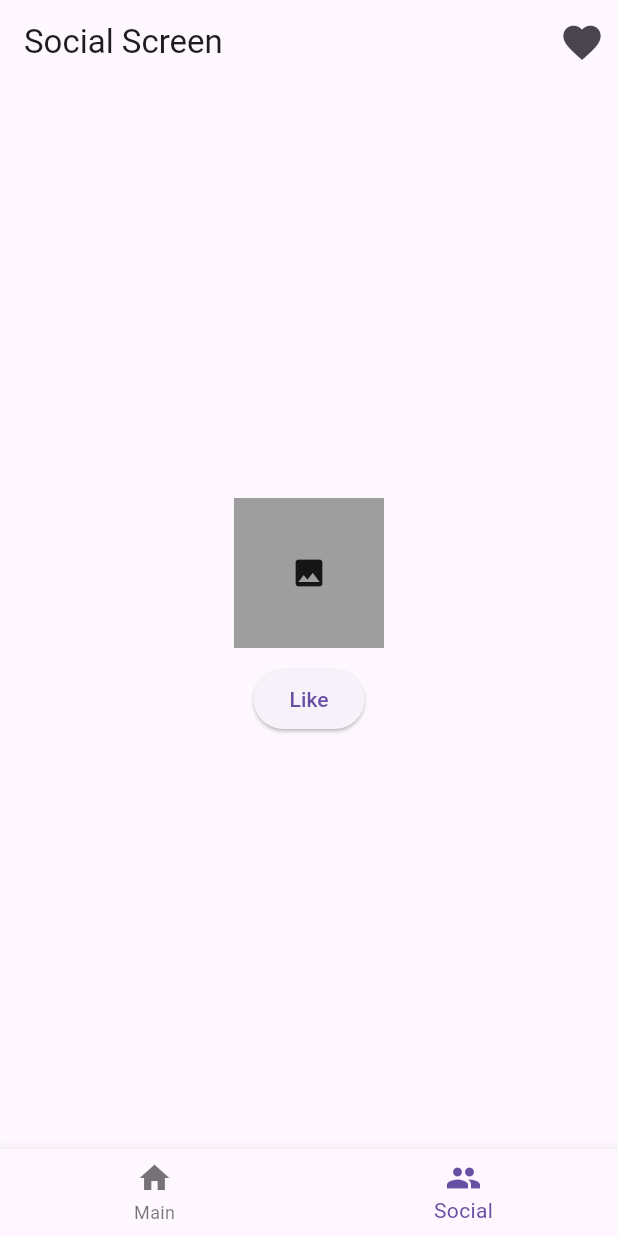
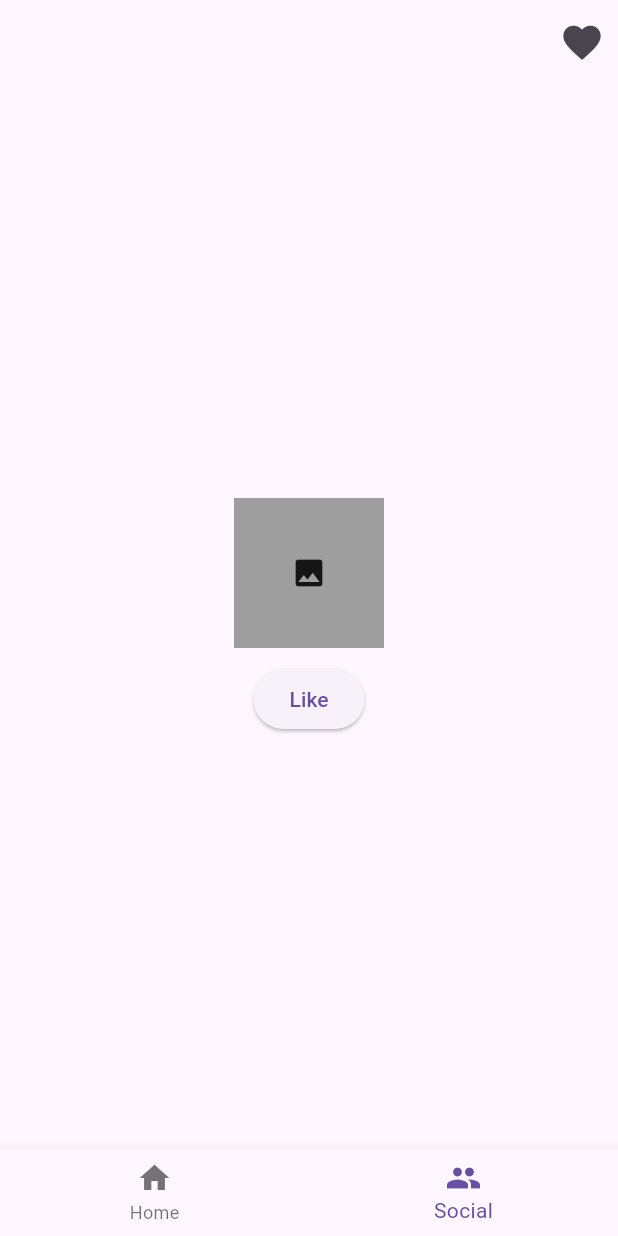
Before and after one commit to kolbevich/harry-likes-sally-example, a Flutter app: the screen it shows after launch, item 2 of the bottom bar chosen, on a phone screen of 412 x 824 dp. Run offline on Flutter 3.47's test engine with Material 3 defaults, Android fonts, the phone set to English and light mode, and no system bars; our stand-ins replace firebase_auth, firebase_core, graphql_flutter; accounts and stored records are empty; generated files the repository leaves out were written again; network calls fail.

Commit message:
fix(ui): removed title

```diff
--- a/lib/main.dart
+++ b/lib/main.dart
@@ -54,7 +54,7 @@ class _MeetCuteHomeState extends State<MeetCuteHome> {
         items: [
           BottomNavigationBarItem(
             icon: Icon(Icons.home),
-            label: 'Main',
+            label: 'Home',
           ),
           BottomNavigationBarItem(
             icon: Icon(Icons.people),
--- a/lib/screens/main_screen.dart
+++ b/lib/screens/main_screen.dart
@@ -6,7 +6,6 @@ class MainScreen extends StatelessWidget {
   Widget build(BuildContext context) {
     return Scaffold(
       appBar: AppBar(
-        title: Text('Main Screen'),
         actions: [
           IconButton(
             key: AppKeys.loginButton,
--- a/lib/screens/social_screen.dart
+++ b/lib/screens/social_screen.dart
@@ -8,7 +8,6 @@ class SocialScreen extends StatelessWidget {
   Widget build(BuildContext context) {
     return Scaffold(
       appBar: AppBar(
-        title: Text('Social Screen'),
         actions: [
           Stack(
             children: [
```
